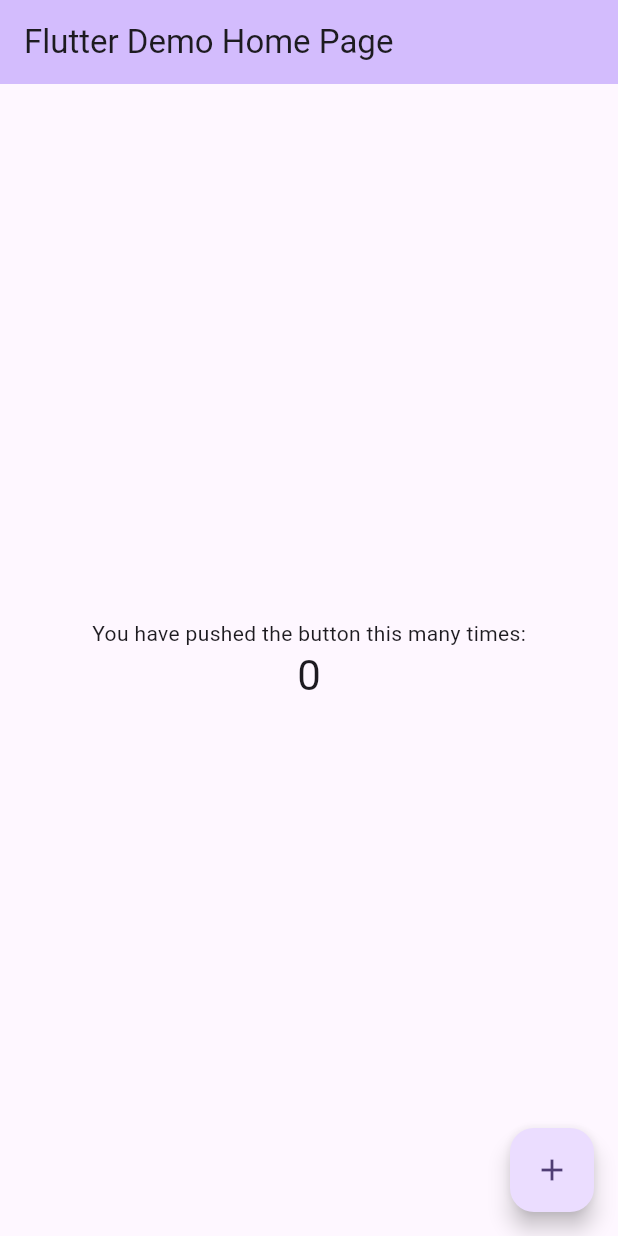
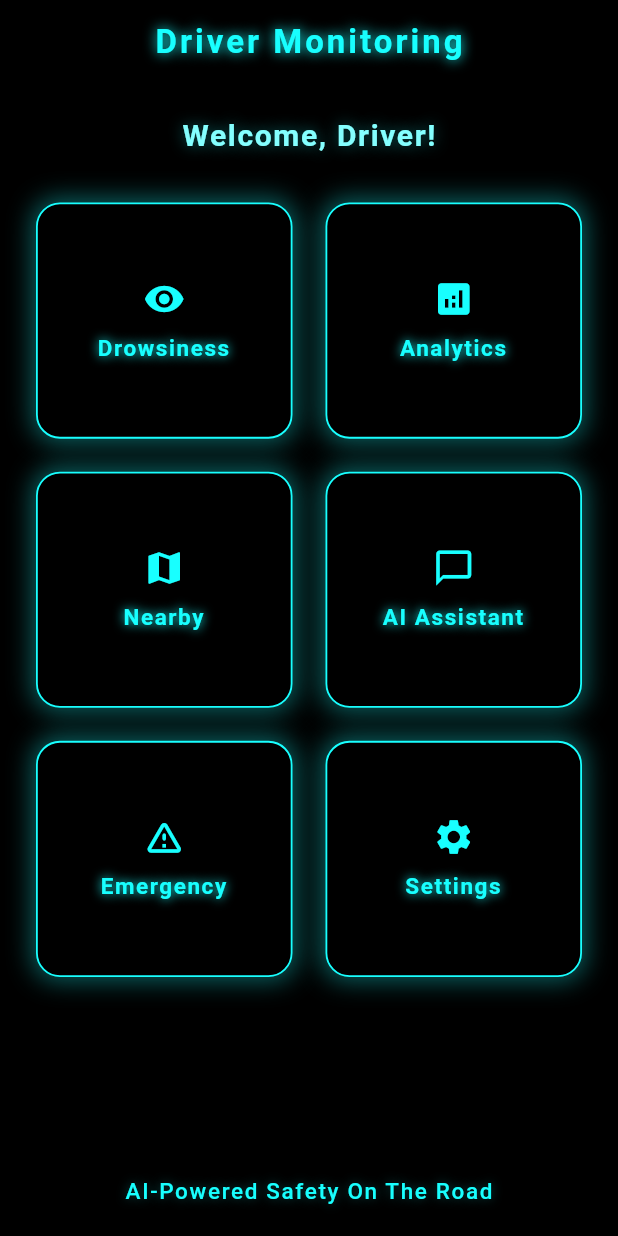
Before and after one commit to umarcodee/FYP, a Flutter app: the screen it shows after launch, on a phone screen of 412 x 824 dp. Run offline on Flutter 3.47's test engine with Material 3 defaults, Android fonts, the phone set to English and light mode, and no system bars.

Commit message:
Added splash and home screen with neon grid buttons - latest Flutter UI

```diff
--- /dev/null
+++ b/lib/Screens/home_screen.dart
@@ -0,0 +1,216 @@
+import 'package:flutter/material.dart';
+
+class HomeScreen extends StatefulWidget {
+  const HomeScreen({super.key});
+
+  @override
+  State<HomeScreen> createState() => _HomeScreenState();
+}
+
+class _HomeScreenState extends State<HomeScreen> with SingleTickerProviderStateMixin {
+  late AnimationController _controller;
+  late Animation<double> _fadeAnimation;
+
+  @override
+  void initState() {
+    super.initState();
+    _controller = AnimationController(
+      vsync: this,
+      duration: const Duration(milliseconds: 1000),
+    );
+    _fadeAnimation = CurvedAnimation(parent: _controller, curve: Curves.easeInOut);
+
+    _controller.forward();
+  }
+
+  @override
+  void dispose() {
+    _controller.dispose();
+    super.dispose();
+  }
+
+  Widget neonButton({required IconData icon, required String label, required VoidCallback onTap}) {
+    return GestureDetector(
+      onTap: onTap,
+      child: Container(
+        // width: double.infinity, // GridView will handle sizing
+        margin: const EdgeInsets.all(6),
+        padding: const EdgeInsets.symmetric(vertical: 16, horizontal: 6),
+        decoration: BoxDecoration(
+          color: Colors.black,
+          borderRadius: BorderRadius.circular(16),
+          boxShadow: [
+            BoxShadow(
+              color: Colors.cyanAccent.withOpacity(0.4),
+              blurRadius: 14,
+              spreadRadius: 2,
+            ),
+          ],
+          border: Border.all(color: Colors.cyanAccent, width: 1.2),
+        ),
+        child: Column(
+          mainAxisSize: MainAxisSize.min,
+          mainAxisAlignment: MainAxisAlignment.center,
+          children: [
+            Icon(icon, color: Colors.cyanAccent, size: 28),
+            const SizedBox(height: 8),
+            Text(
+              label,
+              style: const TextStyle(
+                color: Colors.cyanAccent,
+                fontSize: 15,
+                fontWeight: FontWeight.bold,
+                letterSpacing: 1.05,
+                shadows: [
+                  Shadow(
+                    color: Colors.cyanAccent,
+                    blurRadius: 8,
+                  ),
+                ],
+              ),
+              textAlign: TextAlign.center,
+            ),
+          ],
+        ),
+      ),
+    );
+  }
+
+  @override
+  Widget build(BuildContext context) {
+    final buttons = [
+      {
+        'icon': Icons.visibility,
+        'label': 'Drowsiness',
+        'onTap': () {
+          // Navigator.push(context, MaterialPageRoute(builder: (_) => DetectionScreen()));
+        },
+      },
+      {
+        'icon': Icons.analytics,
+        'label': 'Analytics',
+        'onTap': () {
+          // Navigator.push(context, MaterialPageRoute(builder: (_) => AnalyticsScreen()));
+        },
+      },
+      {
+        'icon': Icons.map,
+        'label': 'Nearby',
+        'onTap': () {
+          // Navigator.push(context, MaterialPageRoute(builder: (_) => MapsScreen()));
+        },
+      },
+      {
+        'icon': Icons.chat_bubble_outline,
+        'label': 'AI Assistant',
+        'onTap': () {
+          // Navigator.push(context, MaterialPageRoute(builder: (_) => ChatbotScreen()));
+        },
+      },
+      {
+        'icon': Icons.warning_amber_rounded,
+        'label': 'Emergency',
+        'onTap': () {
+          // Navigator.push(context, MaterialPageRoute(builder: (_) => EmergencyScreen()));
+        },
+      },
+      {
+        'icon': Icons.settings,
+        'label': 'Settings',
+        'onTap': () {
+          // Navigator.push(context, MaterialPageRoute(builder: (_) => SettingsScreen()));
+        },
+      },
+    ];
+
+    return Scaffold(
+      backgroundColor: Colors.black,
+      appBar: AppBar(
+        backgroundColor: Colors.black,
+        elevation: 0,
+        title: const Text(
+          'Driver Monitoring',
+          style: TextStyle(
+            color: Colors.cyanAccent,
+            fontWeight: FontWeight.bold,
+            fontSize: 22,
+            letterSpacing: 2,
+            shadows: [
+              Shadow(
+                color: Colors.cyanAccent,
+                blurRadius: 10,
+              ),
+            ],
+          ),
+        ),
+        centerTitle: true,
+      ),
+      body: FadeTransition(
+        opacity: _fadeAnimation,
+        child: Padding(
+          padding: const EdgeInsets.symmetric(horizontal: 18, vertical: 20),
+          child: Column(
+            crossAxisAlignment: CrossAxisAlignment.stretch,
+            children: [
+              // Welcome text
+              Center(
+                child: Text(
+                  'Welcome, Driver!',
+                  style: TextStyle(
+                    color: Colors.cyanAccent.shade100,
+                    fontSize: 20,
+                    fontWeight: FontWeight.bold,
+                    letterSpacing: 1.1,
+                    shadows: [
+                      Shadow(
+                        color: Colors.cyanAccent.withOpacity(0.4),
+                        blurRadius: 12,
+                      ),
+                    ],
+                  ),
+                ),
+              ),
+              const SizedBox(height: 24),
+              // Grid of buttons
+              Expanded(
+                child: GridView.count(
+                  crossAxisCount: 2,
+                  childAspectRatio: 1.08, // Adjust for perfect box shape
+                  mainAxisSpacing: 10,
+                  crossAxisSpacing: 10,
+                  physics: const BouncingScrollPhysics(),
+                  children: buttons
+                      .map((btn) => neonButton(
+                    icon: btn['icon'] as IconData,
+                    label: btn['label'] as String,
+                    onTap: btn['onTap'] as VoidCallback,
+                  ))
+                      .toList(),
+                ),
+              ),
+              const SizedBox(height: 10),
+              // App tagline
+              Center(
+                child: Text(
+                  'AI-Powered Safety On The Road',
+                  style: TextStyle(
+                    color: Colors.cyanAccent,
+                    fontSize: 15,
+                    fontWeight: FontWeight.w500,
+                    letterSpacing: 1.1,
+                    shadows: [
+                      Shadow(
+                        color: Colors.cyanAccent.withOpacity(0.3),
+                        blurRadius: 8,
+                      ),
+                    ],
+                  ),
+                ),
+              ),
+            ],
+          ),
+        ),
+      ),
+    );
+  }
+}
--- a/lib/main.dart
+++ b/lib/main.dart
@@ -1,4 +1,5 @@
 import 'package:flutter/material.dart';
+import 'package:ai_powered_driver_monitoring_app/screens/splashscreen.dart';
 
 void main() {
   runApp(const MyApp());
@@ -6,117 +7,15 @@ void main() {
 
 class MyApp extends StatelessWidget {
   const MyApp({super.key});
-
-  // This widget is the root of your application.
   @override
   Widget build(BuildContext context) {
     return MaterialApp(
-      title: 'Flutter Demo',
+      title: 'Driver Monitoring App',
       theme: ThemeData(
-        // This is the theme of your application.
-        //
-        // TRY THIS: Try running your application with "flutter run". You'll see
-        // the application has a purple toolbar. Then, without quitting the app,
-        // try changing the seedColor in the colorScheme below to Colors.green
-        // and then invoke "hot reload" (save your changes or press the "hot
-        // reload" button in a Flutter-supported IDE, or press "r" if you used
-        // the command line to start the app).
-        //
-        // Notice that the counter didn't reset back to zero; the application
-        // state is not lost during the reload. To reset the state, use hot
-        // restart instead.
-        //
-        // This works for code too, not just values: Most code changes can be
-        // tested with just a hot reload.
-        colorScheme: ColorScheme.fromSeed(seedColor: Colors.deepPurple),
+        primarySwatch: Colors.blue,
       ),
-      home: const MyHomePage(title: 'Flutter Demo Home Page'),
+      home: const SplashScreen(),
+      debugShowCheckedModeBanner: false,
     );
   }
 }
-
-class MyHomePage extends StatefulWidget {
-  const MyHomePage({super.key, required this.title});
-
-  // This widget is the home page of your application. It is stateful, meaning
-  // that it has a State object (defined below) that contains fields that affect
-  // how it looks.
-
-  // This class is the configuration for the state. It holds the values (in this
-  // case the title) provided by the parent (in this case the App widget) and
-  // used by the build method of the State. Fields in a Widget subclass are
-  // always marked "final".
-
-  final String title;
-
-  @override
-  State<MyHomePage> createState() => _MyHomePageState();
-}
-
-class _MyHomePageState extends State<MyHomePage> {
-  int _counter = 0;
-
-  void _incrementCounter() {
-    setState(() {
-      // This call to setState tells the Flutter framework that something has
-      // changed in this State, which causes it to rerun the build method below
-      // so that the display can reflect the updated values. If we changed
-      // _counter without calling setState(), then the build method would not be
-      // called again, and so nothing would appear to happen.
-      _counter++;
-    });
-  }
-
-  @override
-  Widget build(BuildContext context) {
-    // This method is rerun every time setState is called, for instance as done
-    // by the _incrementCounter method above.
-    //
-    // The Flutter framework has been optimized to make rerunning build methods
-    // fast, so that you can just rebuild anything that needs updating rather
-    // than having to individually change instances of widgets.
-    return Scaffold(
-      appBar: AppBar(
-        // TRY THIS: Try changing the color here to a specific color (to
-        // Colors.amber, perhaps?) and trigger a hot reload to see the AppBar
-        // change color while the other colors stay the same.
-        backgroundColor: Theme.of(context).colorScheme.inversePrimary,
-        // Here we take the value from the MyHomePage object that was created by
-        // the App.build method, and use it to set our appbar title.
-        title: Text(widget.title),
-      ),
-      body: Center(
-        // Center is a layout widget. It takes a single child and positions it
-        // in the middle of the parent.
-        child: Column(
-          // Column is also a layout widget. It takes a list of children and
-          // arranges them vertically. By default, it sizes itself to fit its
-          // children horizontally, and tries to be as tall as its parent.
-          //
-          // Column has various properties to control how it sizes itself and
-          // how it positions its children. Here we use mainAxisAlignment to
-          // center the children vertically; the main axis here is the vertical
-          // axis because Columns are vertical (the cross axis would be
-          // horizontal).
-          //
-          // TRY THIS: Invoke "debug painting" (choose the "Toggle Debug Paint"
-          // action in the IDE, or press "p" in the console), to see the
-          // wireframe for each widget.
-          mainAxisAlignment: MainAxisAlignment.center,
-          children: <Widget>[
-            const Text('You have pushed the button this many times:'),
-            Text(
-              '$_counter',
-              style: Theme.of(context).textTheme.headlineMedium,
-            ),
-          ],
-        ),
-      ),
-      floatingActionButton: FloatingActionButton(
-        onPressed: _incrementCounter,
-        tooltip: 'Increment',
-        child: const Icon(Icons.add),
-      ), // This trailing comma makes auto-formatting nicer for build methods.
-    );
-  }
-}
```
Also changed, not shown: lib/Screens/splashscreen.dart (+89 -0 lines), 103 other files.
